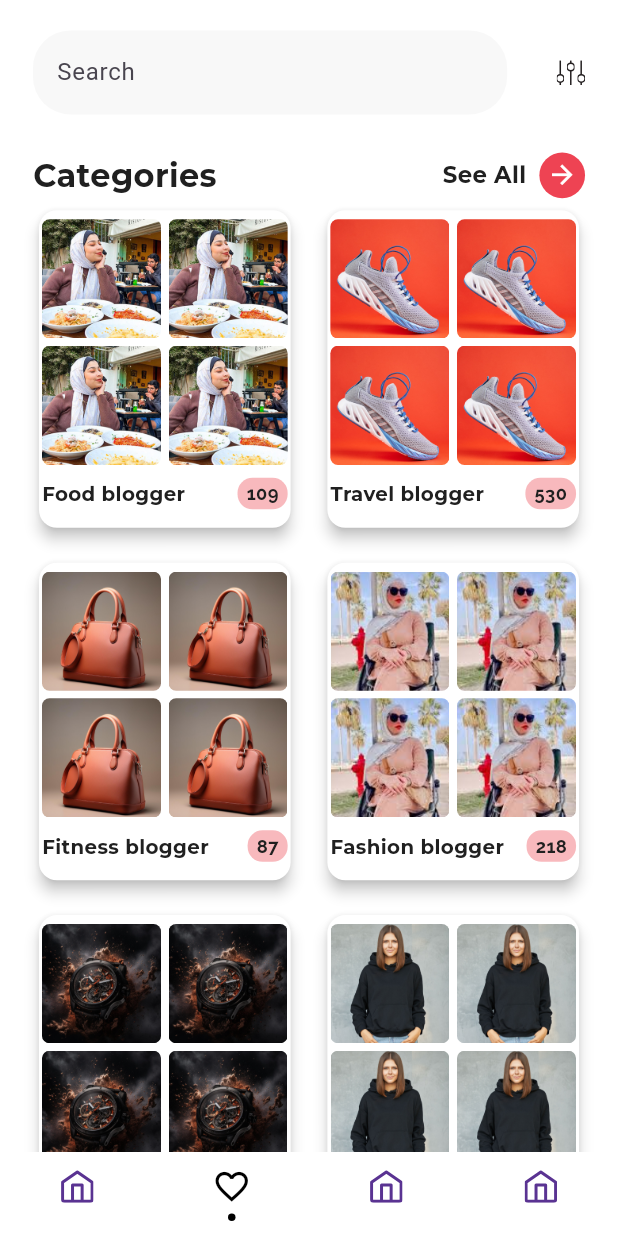
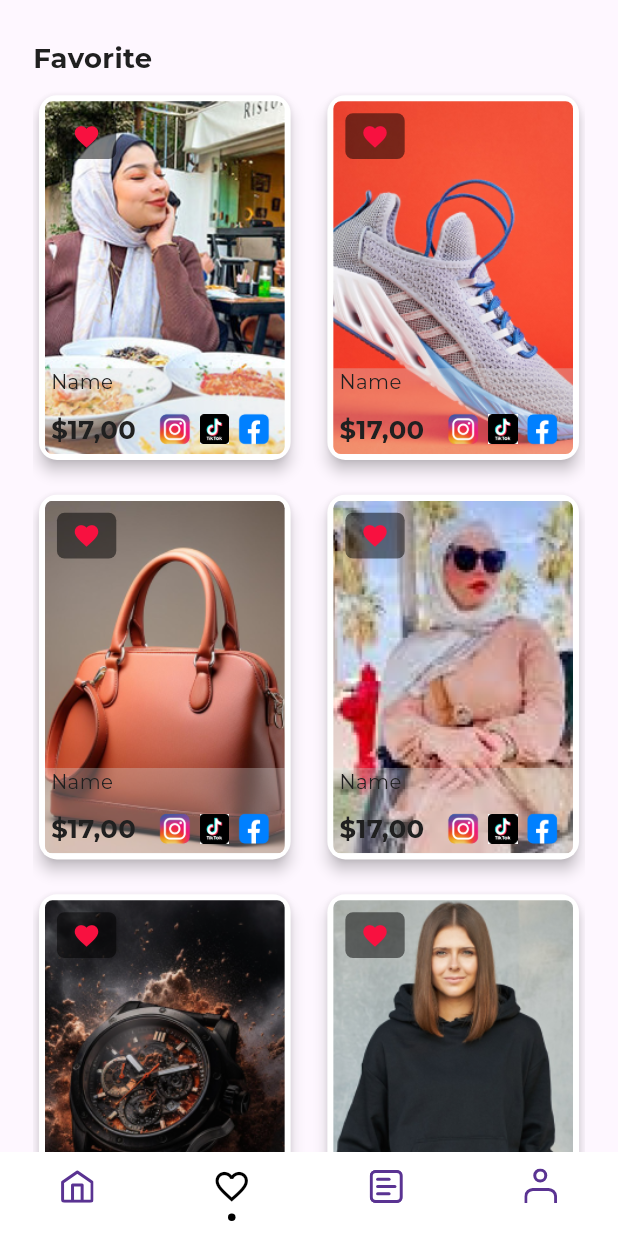
Before and after one commit to MahmoudAbuelazm/kol, a Flutter app: the MainScreen screen opened by its route, on a phone screen of 412 x 824 dp. Run offline on Flutter 3.47's test engine with Material 3 defaults, Android fonts, the phone set to English and light mode, and no system bars; drawn by our look-alikes of persistent_bottom_nav_bar; our stand-ins replace connectivity_plus, dio, flutter_bloc, flutter_screenutil, flutter_secure_storage, flutter_svg and 5 more; missing offline and left inert: talker_dio_logger; accounts and stored records are empty.

Commit message:
feat: Add FavouriteScreen and CategoriesScreen
This commit adds the FavouriteScreen and CategoriesScreen classes to the project. The FavouriteScreen displays the user's favourite items, while the CategoriesScreen displays different categories. These screens are implemented as StatelessWidget and use the FavouriteBody and CategoriesBody widgets respectively. The screens are added to the app's navigation flow and can be accessed through the bottom navigation bar.

```diff
--- a/lib/common/main_screen.dart
+++ b/lib/common/main_screen.dart
@@ -1,8 +1,10 @@
 import 'package:flutter/material.dart';
 import 'package:flutter_svg/flutter_svg.dart';
 import 'package:kol/common/navigation_bar.dart';
+import 'package:kol/features/favourites/presentation/screens/favourite_screen.dart';
 import 'package:persistent_bottom_nav_bar/persistent_bottom_nav_bar.dart';
 
+import '../features/categories/presentation/screen/categories_screen.dart';
 import '../features/home/presentation/screen/home_screen.dart';
 import '../resources/assets/app_assets.dart';
 import '../resources/colors/color_palette.dart';
@@ -40,12 +42,6 @@ class _MainScreenState extends State<MainScreen> {
     super.dispose();
   }
 
-  void _onNavItemTapped(int index) {
-    setState(() {
-      currentSection = index;
-    });
-  }
-
   @override
   Widget build(BuildContext context) {
     return SafeArea(
@@ -56,8 +52,8 @@ class _MainScreenState extends State<MainScreen> {
           controller: _controller,
           screens: const [
             HomeScreen(),
-            HomeScreen(),
-            HomeScreen(),
+            FavouriteScreen(),
+            CategoriesScreen(),
             HomeScreen(),
           ],
           navBarStyle: _navBarStyle,
@@ -88,12 +84,12 @@ class _MainScreenState extends State<MainScreen> {
               activeColorPrimary: ColorPalette.black,
               inactiveColorPrimary: ColorPalette.primary,
               inactiveIcon: SvgPicture.asset(
-                AppAssets.homeicon,
+                AppAssets.categories,
                 colorFilter: const ColorFilter.mode(
                     ColorPalette.primary, BlendMode.srcIn),
               ),
               icon: SvgPicture.asset(
-                AppAssets.homeicon,
+                AppAssets.categories,
                 colorFilter:
                     const ColorFilter.mode(ColorPalette.black, BlendMode.srcIn),
               ),
@@ -102,12 +98,12 @@ class _MainScreenState extends State<MainScreen> {
               activeColorPrimary: ColorPalette.black,
               inactiveColorPrimary: ColorPalette.primary,
               inactiveIcon: SvgPicture.asset(
-                AppAssets.homeicon,
+                AppAssets.profile,
                 colorFilter: const ColorFilter.mode(
                     ColorPalette.primary, BlendMode.srcIn),
               ),
               icon: SvgPicture.asset(
-                AppAssets.homeicon,
+                AppAssets.profile,
                 colorFilter:
                     const ColorFilter.mode(ColorPalette.black, BlendMode.srcIn),
               ),
--- /dev/null
+++ b/lib/features/categories/presentation/screen/categories_screen.dart
@@ -0,0 +1,14 @@
+import 'package:flutter/material.dart';
+
+import '../section/categories_body.dart';
+
+class CategoriesScreen extends StatelessWidget {
+  const CategoriesScreen({super.key});
+
+  @override
+  Widget build(BuildContext context) {
+    return const Scaffold(
+      body:  CategoriesBody(),
+    );
+  }
+}
--- /dev/null
+++ b/lib/features/categories/presentation/section/categories_body.dart
@@ -0,0 +1,48 @@
+import 'package:flutter/material.dart';
+import 'package:flutter_screenutil/flutter_screenutil.dart';
+
+import '../../../../resources/styles/text_styles.dart';
+import '../../../../utils/constants.dart';
+import '../../../home/presentation/widget/categories_card.dart';
+
+class CategoriesBody extends StatelessWidget {
+  const CategoriesBody({super.key});
+
+  @override
+  Widget build(BuildContext context) {
+    return Padding(
+      padding: EdgeInsets.symmetric(horizontal: 20.w),
+      child: Column(
+        crossAxisAlignment: CrossAxisAlignment.start,
+        children: [
+          SizedBox(
+            height: 25.h,
+          ),
+          Text("Categories",
+              style: TextStyles.montserrat700_50.copyWith(fontSize: 18.sp)),
+          SizedBox(
+            height: 8.h,
+          ),
+          GridView(
+              shrinkWrap: true,
+              physics: const NeverScrollableScrollPhysics(),
+              gridDelegate: SliverGridDelegateWithFixedCrossAxisCount(
+                  crossAxisSpacing: 15.w,
+                  mainAxisSpacing: 15.h,
+                  childAspectRatio: .8,
+                  crossAxisCount: 2),
+              children: [
+                ...List.generate(
+                  Constants.categories.length,
+                  (index) => CategoriesCard(
+                    text: Constants.categories[index].name,
+                    count: Constants.categories[index].count,
+                    image: Constants.categories[index].image,
+                  ),
+                ),
+              ]),
+        ],
+      ),
+    );
+  }
+}
--- /dev/null
+++ b/lib/features/favourites/presentation/screens/favourite_screen.dart
@@ -0,0 +1,14 @@
+import 'package:flutter/material.dart';
+
+import '../section/favourite_body.dart';
+
+class FavouriteScreen extends StatelessWidget {
+  const FavouriteScreen({super.key});
+
+  @override
+  Widget build(BuildContext context) {
+    return const Scaffold(
+      body: FavouriteBody(),
+    );
+  }
+}
--- /dev/null
+++ b/lib/features/favourites/presentation/section/favourite_body.dart
@@ -0,0 +1,58 @@
+import 'package:flutter/material.dart';
+import 'package:flutter_screenutil/flutter_screenutil.dart';
+
+import '../../../../resources/styles/text_styles.dart';
+import '../../../../services/router.dart';
+import '../../../../utils/constants.dart';
+import '../../../home/presentation/widget/custom_blogger_card.dart';
+
+class FavouriteBody extends StatelessWidget {
+  const FavouriteBody({super.key});
+
+  @override
+  Widget build(BuildContext context) {
+    return Padding(
+      padding: EdgeInsets.symmetric(horizontal: 20.w),
+      child: SingleChildScrollView(
+        child: Column(
+          crossAxisAlignment: CrossAxisAlignment.start,
+          children: [
+            SizedBox(
+              height: 25.h,
+            ),
+            Text("Favorite",
+                style: TextStyles.montserrat700_50.copyWith(fontSize: 18.sp)),
+            SizedBox(
+              height: 8.h,
+            ),
+            GridView(
+                shrinkWrap: true,
+                physics: const NeverScrollableScrollPhysics(),
+                gridDelegate: SliverGridDelegateWithFixedCrossAxisCount(
+                    crossAxisSpacing: 15.w,
+                    mainAxisSpacing: 15.h,
+                    childAspectRatio: .7,
+                    crossAxisCount: 2),
+                children: [
+                  ...List.generate(
+                    Constants.bloggers.length,
+                    (index) => CustomBloggerCard(
+                      onTap: () {
+                        AppRouter.goRouter.pushNamed(AppRoute.request.name,
+                            extra: {
+                              'bloggersModel': Constants.bloggers[index]
+                            });
+                      },
+                      name: Constants.bloggers[index].name,
+                      price: Constants.bloggers[index].price,
+                      image: Constants.bloggers[index].image,
+                      isFavourite: true,
+                    ),
+                  ),
+                ]),
+          ],
+        ),
+      ),
+    );
+  }
+}
--- a/lib/features/home/presentation/widget/custom_blogger_card.dart
+++ b/lib/features/home/presentation/widget/custom_blogger_card.dart
@@ -9,6 +9,7 @@ class CustomBloggerCard extends StatelessWidget {
   final String image;
   final String name;
   final String price;
+  final bool isFavourite;
 
   final void Function() onTap;
   const CustomBloggerCard({
@@ -17,6 +18,7 @@ class CustomBloggerCard extends StatelessWidget {
     required this.name,
     required this.price,
     required this.onTap,
+    this.isFavourite = false,
   });
 
   @override
@@ -25,7 +27,7 @@ class CustomBloggerCard extends StatelessWidget {
       height: 245.h,
       width: 165.w,
       child: GestureDetector(
-        onTap:onTap ,
+        onTap: onTap,
         child: Card(
           elevation: 4,
           color: Colors.white,
@@ -40,9 +42,32 @@ class CustomBloggerCard extends StatelessWidget {
                         image,
                       )),
                 ),
-                child: Column(
-                  mainAxisAlignment: MainAxisAlignment.end,
+                child: isFavourite
+                    ? Column(
+                        mainAxisAlignment: MainAxisAlignment.spaceBetween,
                         children: [
+                          Align(
+                            alignment: AlignmentDirectional.topStart,
+                            child: Padding(
+                              padding: const EdgeInsets.all(8.0),
+                              child: Container(
+                                width: 36.w,
+                                height: 30.h,
+                                decoration: BoxDecoration(
+                                  color: ColorPalette.black.withOpacity(.5),
+                                  borderRadius: const BorderRadius.all(
+                                      Radius.circular(5)),
+                                ),
+                                child: const Padding(
+                                    padding: EdgeInsets.all(6.0),
+                                    child: Icon(
+                                      Icons.favorite,
+                                      color: ColorPalette.darkpink,
+                                      size: 19,
+                                    )),
+                              ),
+                            ),
+                          ),
                           Container(
                             decoration: BoxDecoration(
                               borderRadius: const BorderRadius.only(
@@ -51,7 +76,8 @@ class CustomBloggerCard extends StatelessWidget {
                               color: ColorPalette.lightblack.withOpacity(.32),
                             ),
                             child: Padding(
-                        padding: const EdgeInsets.symmetric(horizontal: 4),
+                              padding:
+                                  const EdgeInsets.symmetric(horizontal: 4),
                               child: Column(
                                 crossAxisAlignment: CrossAxisAlignment.start,
                                 children: [
@@ -63,7 +89,64 @@ class CustomBloggerCard extends StatelessWidget {
                                     height: 5.h,
                                   ),
                                   Row(
-                              mainAxisAlignment: MainAxisAlignment.spaceBetween,
+                                    mainAxisAlignment:
+                                        MainAxisAlignment.spaceBetween,
+                                    children: [
+                                      Text(
+                                        price,
+                                        style: TextStyles.montserrat700_50
+                                            .copyWith(fontSize: 17.sp),
+                                      ),
+                                      Row(
+                                        children: [
+                                          Image.asset(
+                                            AppAssets.instagram,
+                                            width: 30.w,
+                                          ),
+                                          Image.asset(
+                                            AppAssets.tiktok,
+                                            width: 18.w,
+                                          ),
+                                          Image.asset(
+                                            AppAssets.facebook,
+                                            width: 30.w,
+                                          ),
+                                        ],
+                                      )
+                                    ],
+                                  )
+                                ],
+                              ),
+                            ),
+                          )
+                        ],
+                      )
+                    : Column(
+                        mainAxisAlignment: MainAxisAlignment.end,
+                        children: [
+                          Container(
+                            decoration: BoxDecoration(
+                              borderRadius: const BorderRadius.only(
+                                  bottomLeft: Radius.circular(5),
+                                  bottomRight: Radius.circular(5)),
+                              color: ColorPalette.lightblack.withOpacity(.32),
+                            ),
+                            child: Padding(
+                              padding:
+                                  const EdgeInsets.symmetric(horizontal: 4),
+                              child: Column(
+                                crossAxisAlignment: CrossAxisAlignment.start,
+                                children: [
+                                  Text(
+                                    name,
+                                    style: TextStyles.montserrat400_13,
+                                  ),
+                                  SizedBox(
+                                    height: 5.h,
+                                  ),
+                                  Row(
+                                    mainAxisAlignment:
+                                        MainAxisAlignment.spaceBetween,
                                     children: [
                                       Text(
                                         price,
--- a/lib/resources/assets/app_assets.dart
+++ b/lib/resources/assets/app_assets.dart
@@ -21,6 +21,7 @@ class AppAssets {
   static const String settings = 'assets/images/settings.svg';
   static const String calender = 'assets/images/calender.svg';
   static const String homeicon = 'assets/images/homeicon.svg';
+  static const String categories = 'assets/images/categories.svg';
+  static const String profile = 'assets/images/profile.svg';
   static const String logo = 'assets/images/logo.jpg';
-
 }
```
Also changed, not shown: assets/images/categories.svg (added), assets/images/profile.svg (added). Lines whose indentation alone changed are shown as unchanged.
